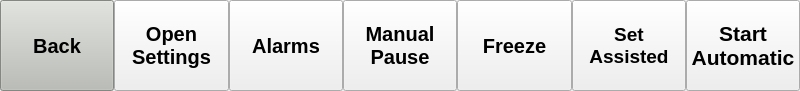
This is gui/menu/menu.ui in MariuszSuchenek/MVM_GUI_test2 as Qt 5 draws it before an edit. The edited form follows.
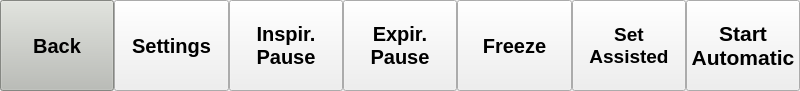
This is the edited form.

Commit message: Moved pause buttons to main menu and put alarm and mode settings in a forked menu

What changed in the file:
```diff
--- a/gui/menu/menu.ui
+++ b/gui/menu/menu.ui
@@ -492,8 +492,7 @@
       </font>
      </property>
      <property name="text">
-      <string>Open
-Settings</string>
+      <string>Settings</string>
      </property>
     </widget>
    </item>
@@ -519,7 +518,8 @@
       </font>
      </property>
      <property name="text">
-      <string>Alarms</string>
+      <string>Inspir.
+Pause</string>
      </property>
     </widget>
    </item>
@@ -545,7 +545,7 @@
       </font>
      </property>
      <property name="text">
-      <string>Manual
+      <string>Expir.
 Pause</string>
      </property>
     </widget>
```
Left out of the diff: 6 changed lines with no effect on the pictures. The commit also changes 4 other files.
